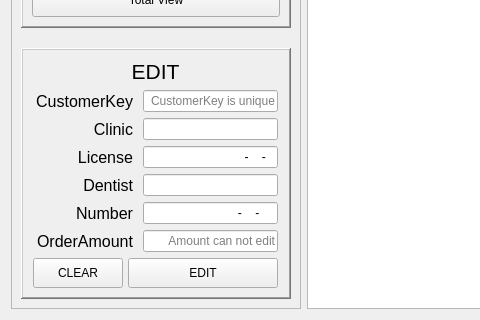
AndaCondaa/Project_CustomerManagementApp, file CustomerManagementAPP/Admin/customermanager.ui: the form before one commit; both pictures show x 0 to 480 and y 338 to 658 of the 818 by 658 pixel window.
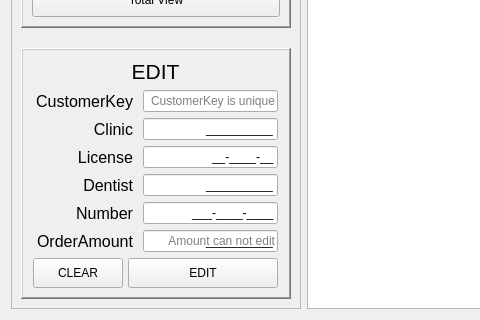
The form after the commit. Icons and pictures are not drawn.

```diff
--- a/CustomerManagementAPP/Admin/customermanager.ui
+++ b/CustomerManagementAPP/Admin/customermanager.ui
@@ -486,7 +486,7 @@
                     </size>
                    </property>
                    <property name="inputMask">
-                    <string>NNNNNNNNNN</string>
+                    <string>NNNNNNNNNN;_</string>
                    </property>
                    <property name="alignment">
                     <set>Qt::AlignRight|Qt::AlignTrailing|Qt::AlignVCenter</set>
@@ -543,7 +543,7 @@
                     </size>
                    </property>
                    <property name="inputMask">
-                    <string>00-0000-00</string>
+                    <string>00-0000-00;_</string>
                    </property>
                    <property name="alignment">
                     <set>Qt::AlignRight|Qt::AlignTrailing|Qt::AlignVCenter</set>
@@ -600,7 +600,7 @@
                     </size>
                    </property>
                    <property name="inputMask">
-                    <string>NNNNNNNNNN</string>
+                    <string>NNNNNNNNNN;_</string>
                    </property>
                    <property name="alignment">
                     <set>Qt::AlignRight|Qt::AlignTrailing|Qt::AlignVCenter</set>
@@ -657,7 +657,7 @@
                     </size>
                    </property>
                    <property name="inputMask">
-                    <string>000-0000-0000</string>
+                    <string>000-0000-0000;_</string>
                    </property>
                    <property name="alignment">
                     <set>Qt::AlignRight|Qt::AlignTrailing|Qt::AlignVCenter</set>
@@ -714,7 +714,7 @@
                     </size>
                    </property>
                    <property name="inputMask">
-                    <string>0000000000</string>
+                    <string>0000000000;_</string>
                    </property>
                    <property name="alignment">
                     <set>Qt::AlignRight|Qt::AlignTrailing|Qt::AlignVCenter</set>
```
